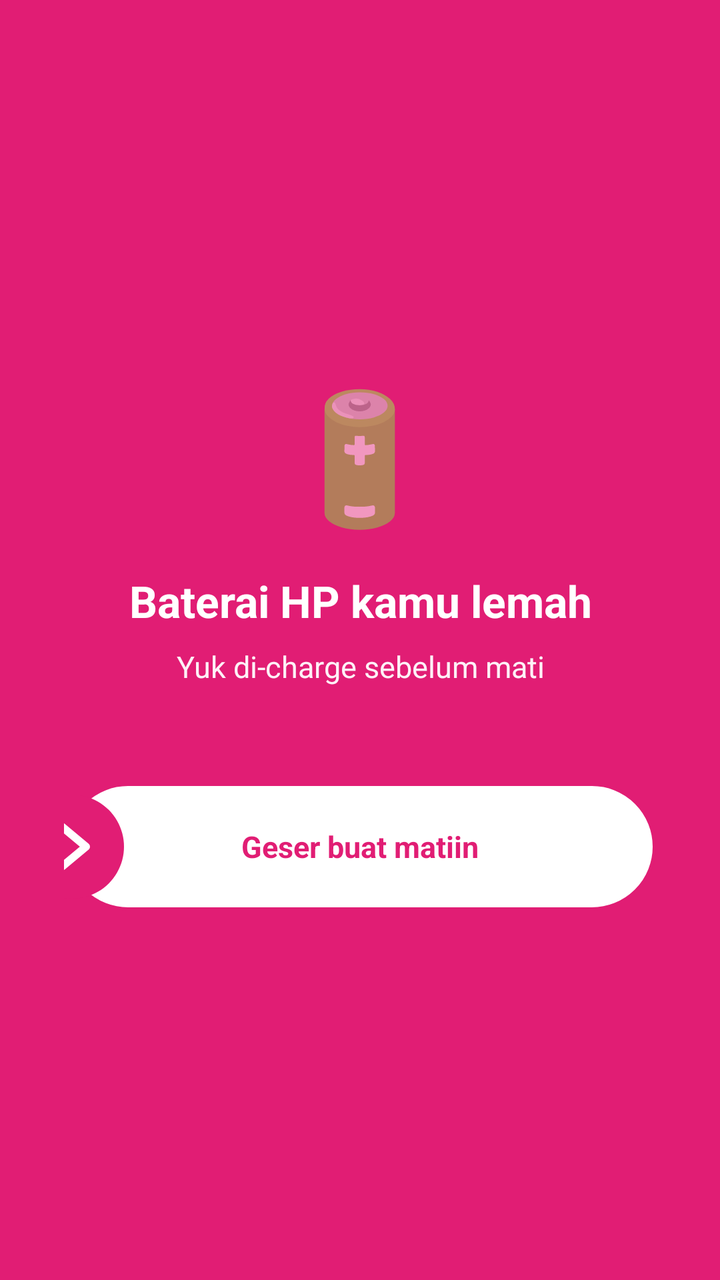
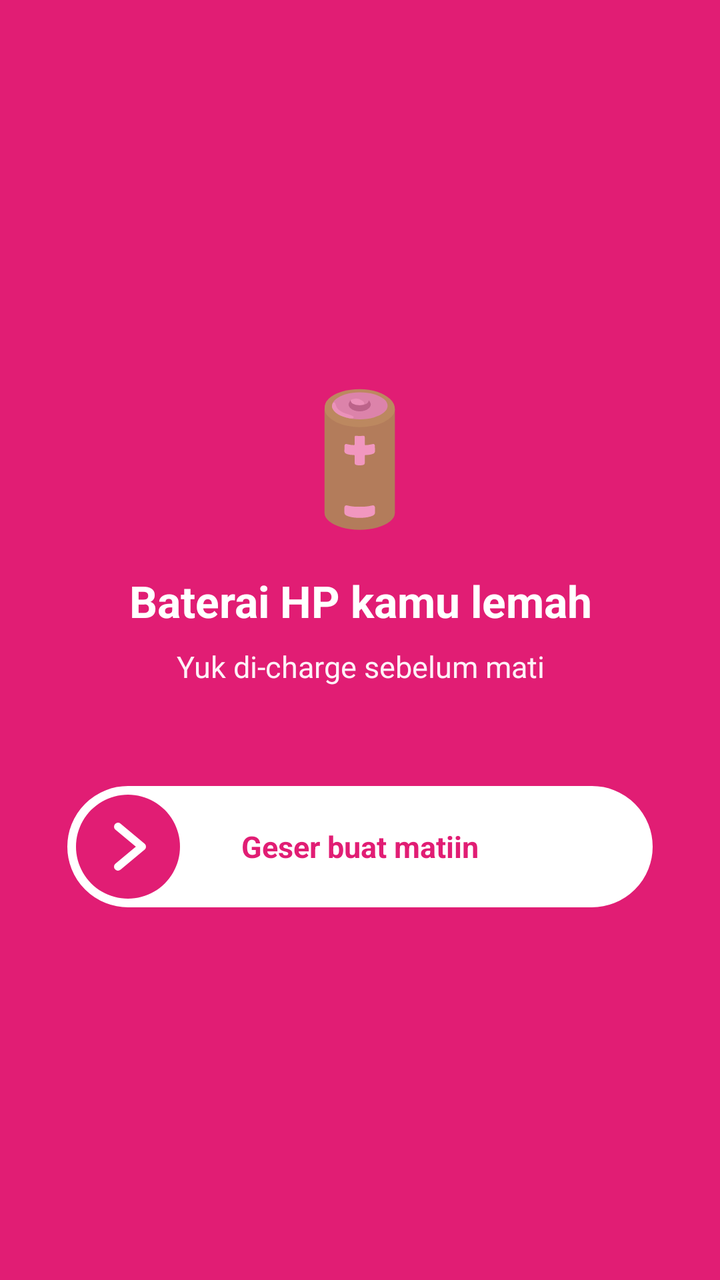

Screens rendered from an Android XML layout before and after an edit, with the pre-edit source and the edit as a unified diff.
<!-- AndroidManifest.xml: fallback theme Theme.MaterialComponents.DayNight.NoActionBar -->
<!-- res/layout/activity_battery_alert.xml -->
<?xml version="1.0" encoding="utf-8"?>
<LinearLayout xmlns:android="http://schemas.android.com/apk/res/android"
  android:id="@+id/battery_alert_root"
  android:layout_width="match_parent"
  android:layout_height="match_parent"
  android:orientation="vertical"
  android:gravity="center"
  android:background="#e11d74"
  android:padding="32dp">

  <TextView
    android:id="@+id/battery_alert_icon"
    android:layout_width="wrap_content"
    android:layout_height="wrap_content"
    android:text="🔋"
    android:textSize="64sp"
    android:layout_marginBottom="16dp" />

  <TextView
    android:id="@+id/battery_alert_title"
    android:layout_width="wrap_content"
    android:layout_height="wrap_content"
    android:text="Baterai HP kamu lemah"
    android:textColor="#ffffff"
    android:textSize="22sp"
    android:textStyle="bold"
    android:gravity="center"
    android:layout_marginBottom="8dp" />

  <TextView
    android:id="@+id/battery_alert_subtitle"
    android:layout_width="wrap_content"
    android:layout_height="wrap_content"
    android:text="Yuk di-charge sebelum mati"
    android:textColor="#F0FFFFFF"
    android:textSize="15sp"
    android:gravity="center"
    android:layout_marginBottom="48dp" />

  
  <FrameLayout
    android:id="@+id/battery_alert_swipe_container"
    android:layout_width="match_parent"
    android:layout_height="64dp">

    <View
      android:layout_width="match_parent"
      android:layout_height="match_parent"
      android:background="@drawable/battery_alert_track_bg" />

    <TextView
      android:id="@+id/battery_alert_swipe_label"
      android:layout_width="wrap_content"
      android:layout_height="wrap_content"
      android:layout_gravity="center"
      android:text="Geser buat matiin"
      android:textColor="#e11d74"
      android:textSize="15sp"
      android:textStyle="bold" />

    <SeekBar
      android:id="@+id/battery_alert_dismiss_seekbar"
      android:layout_width="match_parent"
      android:layout_height="match_parent"
      android:max="100"
      android:progress="0"
      android:progressDrawable="@android:color/transparent"
      android:splitTrack="false"
      android:thumb="@drawable/battery_alert_thumb"
      android:paddingStart="4dp"
      android:paddingEnd="4dp" />

  </FrameLayout>

</LinearLayout>
<!-- resources referenced by this layout -->
<resources>
  <!-- drawable battery_alert_thumb (drawable) -->
  <?xml version="1.0" encoding="utf-8"?>
  <vector xmlns:android="http://schemas.android.com/apk/res/android"
      android:width="56dp"
      android:height="56dp"
      android:viewportWidth="56"
      android:viewportHeight="56">
    
    <path
        android:fillColor="#e11d74"
        android:pathData="M28,2 A26,26 0 1,1 27.99,2 Z" />
    
    <path
        android:strokeColor="#ffffff"
        android:strokeWidth="4"
        android:strokeLineCap="round"
        android:strokeLineJoin="round"
        android:fillColor="#00000000"
        android:pathData="M23,18 L35,28 L23,38" />
  </vector>
  <!-- drawable battery_alert_track_bg (drawable) -->
  <?xml version="1.0" encoding="utf-8"?>
  <shape xmlns:android="http://schemas.android.com/apk/res/android" android:shape="rectangle">
    <solid android:color="#ffffff" />
    <stroke android:width="1.5dp" android:color="#e11d74" />
    <corners android:radius="32dp" />
  </shape>
</resources>

<!-- the commit's change to res/layout/activity_battery_alert.xml (unified diff, before → after) -->
@@ -58,6 +58,7 @@
       android:textSize="15sp"
       android:textStyle="bold" />
 
+    
     <SeekBar
       android:id="@+id/battery_alert_dismiss_seekbar"
       android:layout_width="match_parent"
@@ -67,8 +68,8 @@
       android:progressDrawable="@android:color/transparent"
       android:splitTrack="false"
       android:thumb="@drawable/battery_alert_thumb"
-      android:paddingStart="4dp"
-      android:paddingEnd="4dp" />
+      android:paddingStart="32dp"
+      android:paddingEnd="32dp" />
 
   </FrameLayout>
 
